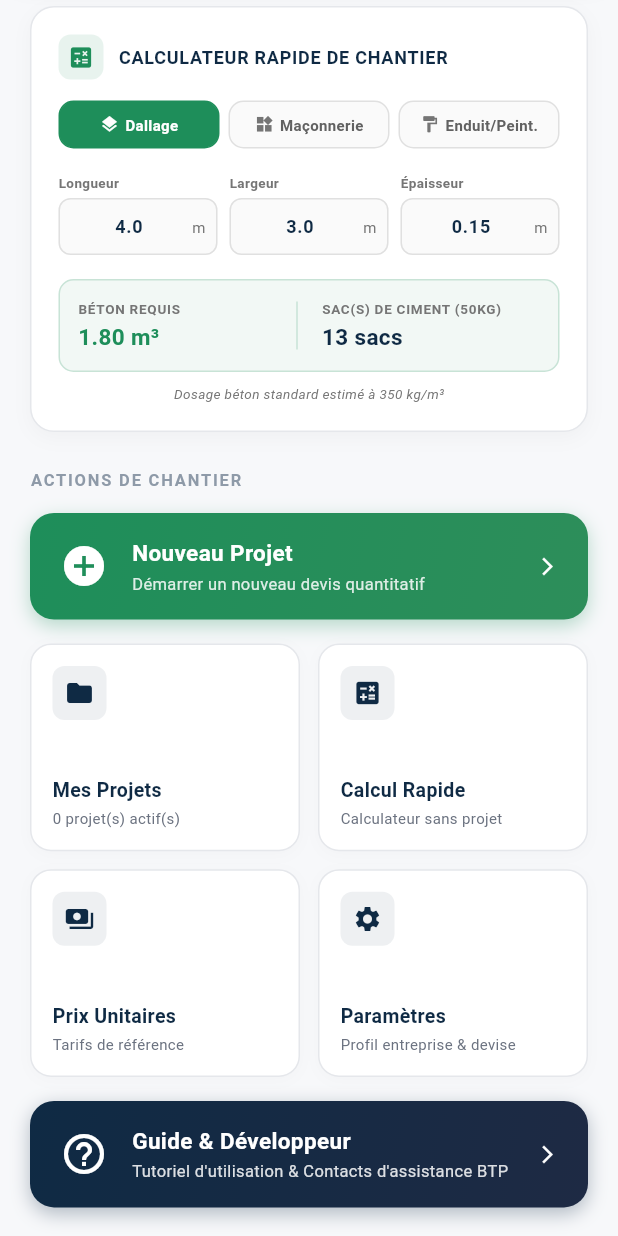
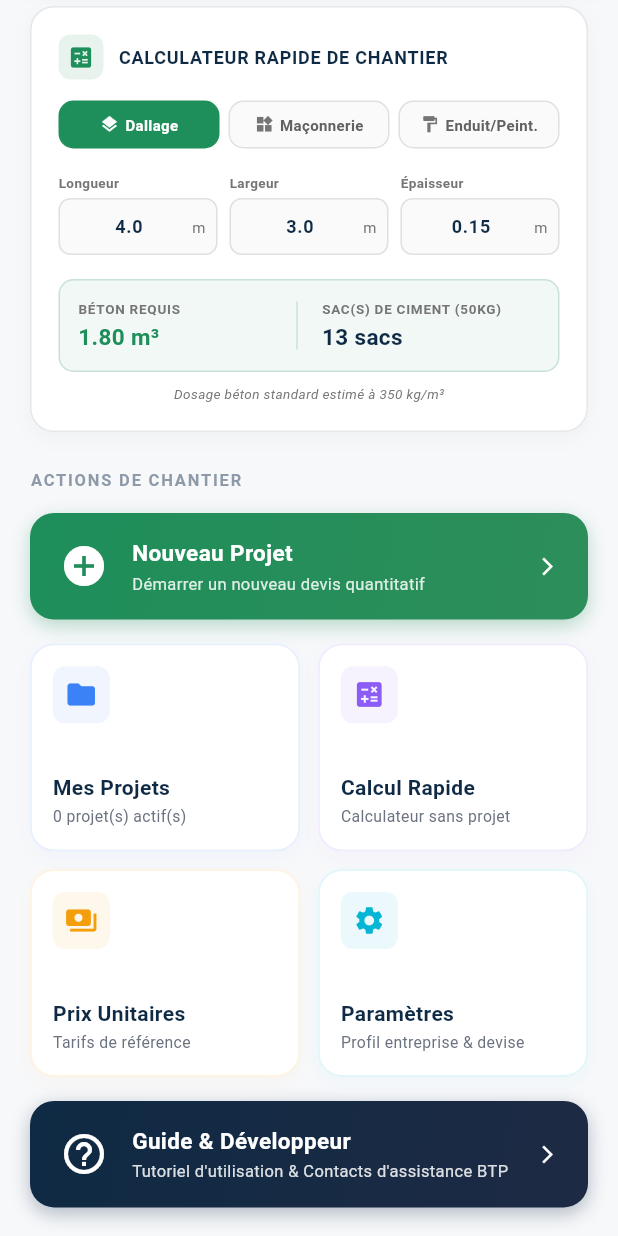
Before and after one commit to issou2025/metre_btp_pro, a Flutter app: the screen it shows after launch, scrolled down 204 dp, on a phone screen of 412 x 824 dp. Run offline on Flutter 3.47's test engine with Material 3 defaults, Android fonts, the phone set to English and light mode, and no system bars; our stand-ins replace hive_flutter, pdf, printing; accounts and stored records are empty; network calls fail.

Commit message:
Ajout de la devise Ariary (MGA) et modernisation de l'interface (support mode sombre complet et ameliorations visuelles)

```diff
--- a/lib/screens/home_screen.dart
+++ b/lib/screens/home_screen.dart
@@ -172,7 +172,7 @@ class _HomeScreenState extends State<HomeScreen> {
                               title: "Mes Projets",
                               subtitle: "$projectsCount projet(s) actif(s)",
                               icon: Icons.folder,
-                              iconColor: const Color(0xFF0F2A44),
+                              iconColor: const Color(0xFF3B82F6),
                               onTap: () {
                                 Navigator.push(
                                   context,
@@ -185,7 +185,7 @@ class _HomeScreenState extends State<HomeScreen> {
                               title: "Calcul Rapide",
                               subtitle: "Calculateur sans projet",
                               icon: Icons.calculate,
-                              iconColor: const Color(0xFF0F2A44),
+                              iconColor: const Color(0xFF8B5CF6),
                               onTap: () {
                                 final state = Provider.of<AppState>(context, listen: false);
                                 state.selectProject(null);
@@ -200,7 +200,7 @@ class _HomeScreenState extends State<HomeScreen> {
                               title: "Prix Unitaires",
                               subtitle: "Tarifs de référence",
                               icon: Icons.payments,
-                              iconColor: const Color(0xFF0F2A44),
+                              iconColor: const Color(0xFFF59E0B),
                               onTap: () {
                                 Navigator.push(
                                   context,
@@ -213,7 +213,7 @@ class _HomeScreenState extends State<HomeScreen> {
                               title: "Paramètres",
                               subtitle: "Profil entreprise & devise",
                               icon: Icons.settings,
-                              iconColor: const Color(0xFF0F2A44),
+                              iconColor: const Color(0xFF06B6D4),
                               onTap: () {
                                 Navigator.push(
                                   context,
@@ -818,20 +818,20 @@ class _HomeScreenState extends State<HomeScreen> {
   }) {
     final isDarkMode = Theme.of(context).brightness == Brightness.dark;
     final cardBgColor = isDarkMode ? const Color(0xFF0E2238) : Colors.white;
-    final borderColor = isDarkMode ? const Color(0xFF1F2937) : const Color(0xFFE5E7EB);
+    final borderColor = isDarkMode ? iconColor.withOpacity(0.18) : iconColor.withOpacity(0.12);
     final titleColor = isDarkMode ? Colors.white : const Color(0xFF0F2A44);
     final subtitleColor = isDarkMode ? Colors.grey.shade400 : const Color(0xFF6B7280);
 
     return Container(
       decoration: BoxDecoration(
         color: cardBgColor,
-        borderRadius: BorderRadius.circular(14),
-        border: Border.all(color: borderColor, width: 1),
+        borderRadius: BorderRadius.circular(16),
+        border: Border.all(color: borderColor, width: 1.2),
         boxShadow: [
           BoxShadow(
-            color: Colors.black.withOpacity(0.02),
-            blurRadius: 8,
-            offset: const Offset(0, 2),
+            color: iconColor.withOpacity(0.04),
+            blurRadius: 10,
+            offset: const Offset(0, 4),
           )
         ],
       ),
@@ -839,7 +839,7 @@ class _HomeScreenState extends State<HomeScreen> {
         color: Colors.transparent,
         child: InkWell(
           onTap: onTap,
-          borderRadius: BorderRadius.circular(14),
+          borderRadius: BorderRadius.circular(16),
           child: Padding(
             padding: const EdgeInsets.all(14.0),
             child: Column(
@@ -849,18 +849,19 @@ class _HomeScreenState extends State<HomeScreen> {
                 Container(
                   padding: const EdgeInsets.all(8),
                   decoration: BoxDecoration(
-                    color: iconColor.withOpacity(0.07),
+                    color: iconColor.withOpacity(0.08),
                     borderRadius: BorderRadius.circular(8),
                   ),
-                  child: Icon(icon, size: 20, color: iconColor),
+                  child: Icon(icon, size: 22, color: iconColor),
                 ),
+                const SizedBox(height: 12),
                 Column(
                   crossAxisAlignment: CrossAxisAlignment.start,
                   children: [
                     Text(
                       title,
                       style: TextStyle(
-                        fontSize: 13,
+                        fontSize: 14,
                         fontWeight: FontWeight.bold,
                         color: titleColor,
                       ),
@@ -869,7 +870,7 @@ class _HomeScreenState extends State<HomeScreen> {
                     Text(
                       subtitle,
                       style: TextStyle(
-                        fontSize: 10,
+                        fontSize: 10.5,
                         color: subtitleColor,
                       ),
                       maxLines: 2,
--- a/lib/screens/modules/base_module_screen.dart
+++ b/lib/screens/modules/base_module_screen.dart
@@ -34,7 +34,6 @@ class _BaseModuleScreenState extends State<BaseModuleScreen> {
     }
 
     return Scaffold(
-      backgroundColor: const Color(0xFFF7F8FA),
       appBar: AppBar(
         title: Text(
           _selectedModule == null ? widget.title : _selectedModule!.name,
--- a/lib/screens/pdf_preview_screen.dart
+++ b/lib/screens/pdf_preview_screen.dart
@@ -27,7 +27,6 @@ class PdfPreviewScreen extends StatelessWidget {
     final sanitizedFileName = "DQE_${project.name.replaceAll(RegExp(r'[^\w]'), '_')}.pdf";
 
     return Scaffold(
-      backgroundColor: const Color(0xFFF7F8FA),
       appBar: AppBar(
         title: Text(
           "Export DQE PDF : ${project.name}",
--- a/lib/screens/project_create_screen.dart
+++ b/lib/screens/project_create_screen.dart
@@ -37,7 +37,7 @@ class _ProjectCreateScreenState extends State<ProjectCreateScreen> {
     "Autre"
   ];
 
-  final List<String> _currencyOptions = ["FCFA", "EUR", "USD"];
+  final List<String> _currencyOptions = ["FCFA", "EUR", "USD", "MGA", "Ar"];
 
   @override
   void dispose() {
@@ -92,7 +92,6 @@ class _ProjectCreateScreenState extends State<ProjectCreateScreen> {
   @override
   Widget build(BuildContext context) {
     return Scaffold(
-      backgroundColor: const Color(0xFFF7F8FA),
       appBar: AppBar(
         title: const Text(
           "Créer un Projet",
--- a/lib/screens/project_list_screen.dart
+++ b/lib/screens/project_list_screen.dart
@@ -51,7 +51,7 @@ class ProjectListScreen extends StatelessWidget {
       "Maison individuelle", "Villa", "Immeuble", "Mur de clôture",
       "Boutique", "École", "Latrines", "Magasin", "Bâtiment administratif", "Autre"
     ];
-    final List<String> currencies = ["FCFA", "EUR", "USD"];
+    final List<String> currencies = ["FCFA", "EUR", "USD", "MGA", "Ar"];
 
     showDialog(
       context: context,
@@ -150,7 +150,6 @@ class ProjectListScreen extends StatelessWidget {
     final projects = appState.projects;
 
     return Scaffold(
-      backgroundColor: const Color(0xFFF7F8FA),
       appBar: AppBar(
         title: const Text(
           "Mes Projets",
--- a/lib/screens/settings_screen.dart
+++ b/lib/screens/settings_screen.dart
@@ -27,7 +27,7 @@ class _SettingsScreenState extends State<SettingsScreen> {
   late String _currency;
   late String _themeMode;
 
-  final List<String> _currencyOptions = ["FCFA", "EUR", "USD"];
+  final List<String> _currencyOptions = ["FCFA", "EUR", "USD", "MGA", "Ar"];
   final List<String> _themeOptions = ["Clair", "Sombre", "Système"];
 
   @override
@@ -102,7 +102,6 @@ class _SettingsScreenState extends State<SettingsScreen> {
   @override
   Widget build(BuildContext context) {
     return Scaffold(
-      backgroundColor: const Color(0xFFF7F8FA),
       appBar: AppBar(
         title: const Text(
           "Paramètres",
--- a/lib/screens/summary_screen.dart
+++ b/lib/screens/summary_screen.dart
@@ -161,7 +161,6 @@ class _SummaryScreenState extends State<SummaryScreen> {
     final double totalGeneral = (totalHT + contingencyAmount) - discountAmount;
 
     return Scaffold(
-      backgroundColor: const Color(0xFFF7F8FA),
       appBar: AppBar(
         title: const Text(
           "Récapitulatif Financier",
--- a/lib/screens/tutorial_screen.dart
+++ b/lib/screens/tutorial_screen.dart
@@ -7,7 +7,6 @@ class TutorialScreen extends StatelessWidget {
   @override
   Widget build(BuildContext context) {
     return Scaffold(
-      backgroundColor: const Color(0xFFF7F8FA),
       appBar: AppBar(
         title: const Text(
           "Guide d'utilisation & Contact",
--- a/lib/screens/unit_price_screen.dart
+++ b/lib/screens/unit_price_screen.dart
@@ -151,7 +151,6 @@ class UnitPriceScreen extends StatelessWidget {
     }
 
     return Scaffold(
-      backgroundColor: const Color(0xFFF7F8FA),
       appBar: AppBar(
         title: const Text(
           "Prix Unitaires",
--- a/lib/services/formatter_service.dart
+++ b/lib/services/formatter_service.dart
@@ -20,7 +20,7 @@ class FormatterService {
     if (amount.isNaN || amount.isInfinite) return '0 $currency';
 
     String formattedAmount;
-    if (currency.toUpperCase() == 'FCFA') {
+    if (currency.toUpperCase() == 'FCFA' || currency.toUpperCase() == 'MGA' || currency.toUpperCase() == 'AR') {
       // Rounded to integer
       final format = NumberFormat('#,##0', 'fr_FR');
       formattedAmount = format.format(amount.round()).replaceAll('\u00A0', ' ');
```
Also changed, not shown: lib/widgets/project_card.dart (+35 -23 lines), 1 other file.
